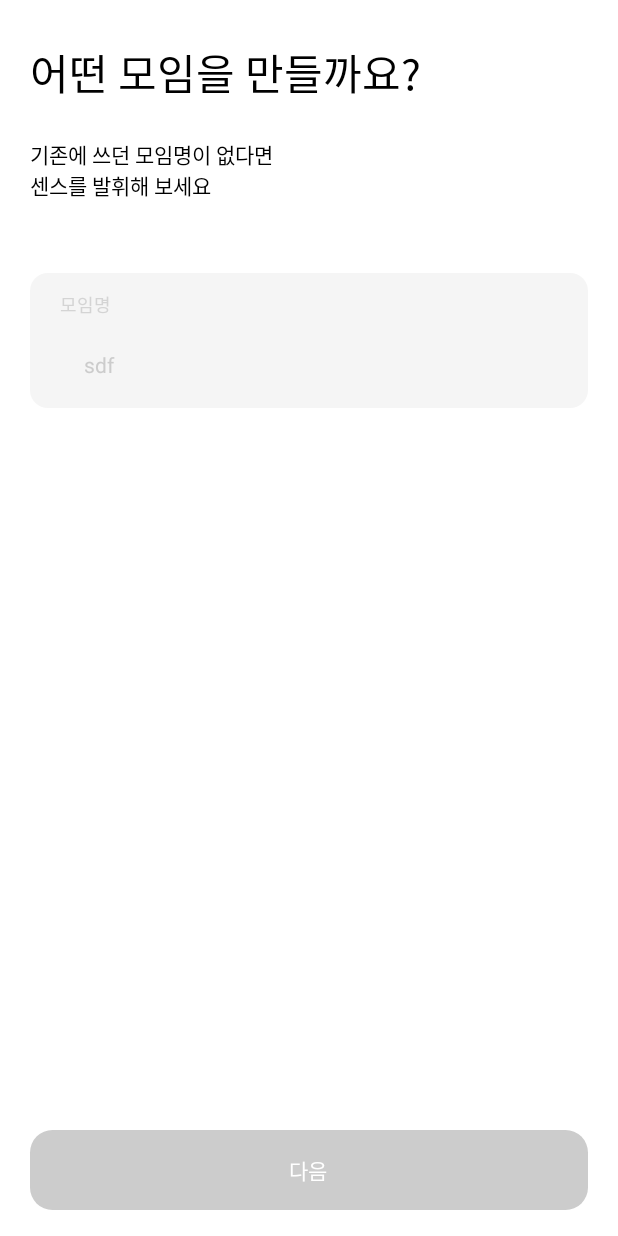
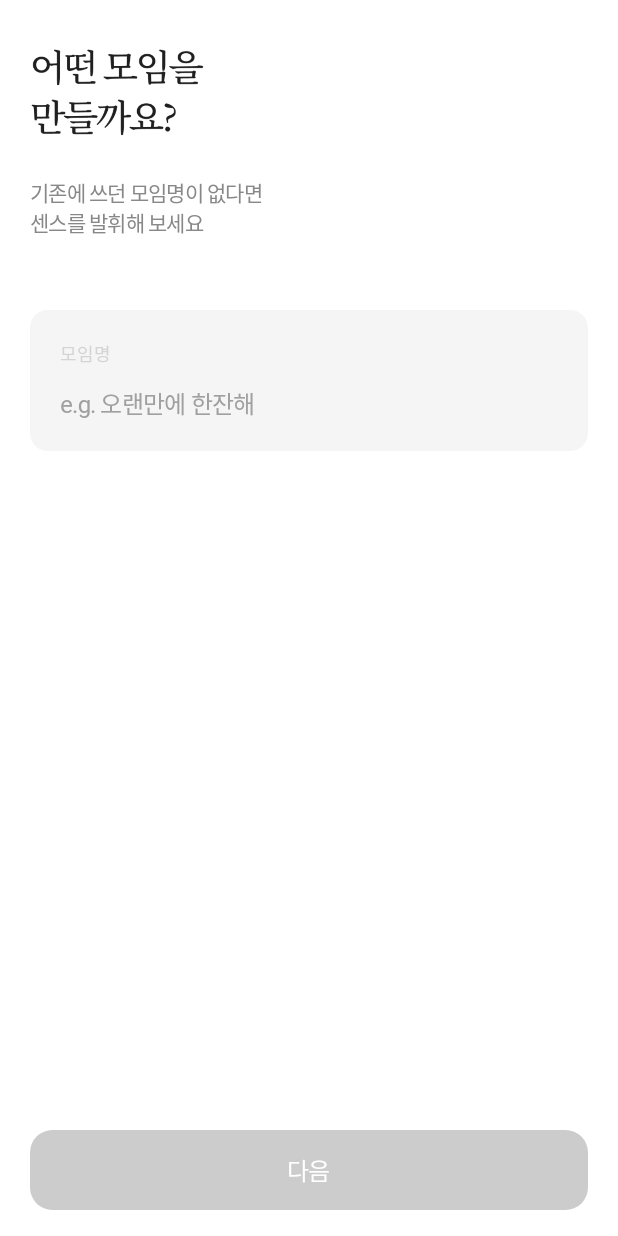
Before and after one commit to Nexters/tuk-android, an Android app built with Jetpack Compose: the @Preview function previewCreate, on a phone screen of 412 x 824 dp. Run offline under Robolectric (Android 15) with nearby library versions, the phone set to English and light mode, and no system bars; Roboto replaces fonts that are not available here.

```diff
--- a/core/designsystem/src/main/java/com/plottwist/core/designsystem/component/component/Button.kt
+++ b/core/designsystem/src/main/java/com/plottwist/core/designsystem/component/component/Button.kt
@@ -18,7 +18,7 @@ enum class TukButtonType(
     val containerColor: Color,
     val contentColor: Color = Color.White
 ) {
-    ACTIVE(containerColor = Color(0xFF4B0000)),         // 버건디
+    ACTIVE(containerColor = Color(0xFF4B0000)),
     SECONDARY(containerColor = Color.White, contentColor = Color.Black),
     DISABLED(containerColor = Color(0xFFE0E0E0), contentColor = Color(0xFF9E9E9E))
 }
--- a/feature/create_gathering/src/main/java/com/example/create_gathering/CreateGatheringScreen.kt
+++ b/feature/create_gathering/src/main/java/com/example/create_gathering/CreateGatheringScreen.kt
@@ -18,7 +18,7 @@ import com.example.create_gathering.page.CreateGatheringSelectOption
 import com.example.create_gathering.page.CreateGatheringSelectTags
 import com.plottwist.core.designsystem.R
 import com.plottwist.core.designsystem.component.TukTopAppBar
-import com.plottwist.core.ui.StableImage
+import com.plottwist.core.ui.component.StableImage
 
 @Composable
 fun CreateGatheringScreen(
--- a/feature/create_gathering/src/main/java/com/example/create_gathering/page/NameInputPage.kt
+++ b/feature/create_gathering/src/main/java/com/example/create_gathering/page/NameInputPage.kt
@@ -1,6 +1,7 @@
 package com.example.create_gathering.page
 
 import androidx.compose.foundation.background
+import androidx.compose.foundation.layout.Box
 import androidx.compose.foundation.layout.Column
 import androidx.compose.foundation.layout.Spacer
 import androidx.compose.foundation.layout.fillMaxSize
@@ -8,12 +9,10 @@ import androidx.compose.foundation.layout.fillMaxWidth
 import androidx.compose.foundation.layout.height
 import androidx.compose.foundation.layout.padding
 import androidx.compose.foundation.shape.RoundedCornerShape
+import androidx.compose.foundation.text.BasicTextField
 import androidx.compose.material3.Button
 import androidx.compose.material3.ButtonDefaults
-import androidx.compose.material3.MaterialTheme
 import androidx.compose.material3.Text
-import androidx.compose.material3.TextField
-import androidx.compose.material3.TextFieldDefaults
 import androidx.compose.runtime.Composable
 import androidx.compose.ui.Modifier
 import androidx.compose.ui.graphics.Color
@@ -21,6 +20,9 @@ import androidx.compose.ui.text.TextStyle
 import androidx.compose.ui.tooling.preview.Preview
 import androidx.compose.ui.unit.dp
 import androidx.compose.ui.unit.sp
+import com.example.create_gathering.R
+import com.plottwist.core.designsystem.foundation.type.TukPretendardTypography
+import com.plottwist.core.ui.component.StableImage
 
 @Composable
 fun CreateGatheringNameInput(
@@ -40,15 +42,16 @@ fun CreateGatheringNameInput(
         Spacer(modifier = Modifier.height(10.dp))
 
 
-        Text(
-            text = "어떤 모임을 만들까요?",
-            style = MaterialTheme.typography.headlineMedium
+        StableImage(
+            drawableResId = R.drawable.image_name_input_title
         )
 
         Spacer(modifier = Modifier.height(24.dp))
 
         Text(
             text = "기존에 쓰던 모임명이 없다면\n센스를 발휘해 보세요",
+            style = TukPretendardTypography.body14R,
+            color = Color(0xFF888888),
             modifier = Modifier.padding(bottom = 48.dp)
         )
 
@@ -56,43 +59,49 @@ fun CreateGatheringNameInput(
         Column(
             modifier = Modifier
                 .background(
-                    color = Color(0xFFF5F5F5), // 회색 배경
-                    shape = RoundedCornerShape(12.dp) // 둥근 모서리
+                    color = Color(0xFFF5F5F5),
+                    shape = RoundedCornerShape(12.dp)
                 )
-                .padding(start = 20.dp, end = 20.dp, top = 12.dp)
+                .padding(start = 20.dp, end = 20.dp, top = 20.dp, bottom = 20.dp)
                 .fillMaxWidth()
         ) {
             Text(
                 text = "모임명",
-                color = Color(0xcccccccc), // 연한 회색
+                color = Color(0xcccccccc),
                 fontSize = 12.sp
             )
 
             Spacer(modifier = Modifier.height(4.dp))
 
 
-            TextField(
+            BasicTextField(
                 value = value,
                 onValueChange = onValueChange,
-                placeholder = {
-                    Text(
-                        text = "e.g. 오랜만에 한잔해",
-                        color = Color(0xFFCCCCCC)
-                    )
-                },
-                colors = TextFieldDefaults.colors(
-                    focusedContainerColor = Color.Transparent,
-                    unfocusedContainerColor = Color.Transparent,
-                    disabledContainerColor = Color.Transparent,
-                    focusedIndicatorColor = Color.Transparent,
-                    unfocusedIndicatorColor = Color.Transparent,
-                    cursorColor = Color.Black,
-                    focusedTextColor = Color(0xFFCCCCCC),
-                    unfocusedTextColor = Color(0xFFCCCCCC)
+                singleLine = true,
+                textStyle = TextStyle(
+                    fontSize = 14.sp,
+                    color = Color(0xFFCCCCCC)
                 ),
-                modifier = Modifier.fillMaxWidth(),
-                textStyle = TextStyle(fontSize = 14.sp),
-                singleLine = true
+                modifier = Modifier
+                    .fillMaxWidth()
+                    .background(Color(0xFFF5F5F5), shape = RoundedCornerShape(6.dp))
+                    .padding(0.dp, top = 8.dp), // 외부 패딩
+                decorationBox = { innerTextField ->
+                    Box(
+                        modifier = Modifier
+                            .padding(horizontal = 0.dp, vertical = 0.dp) // 내부 패딩 제거
+                            .fillMaxWidth()
+                    ) {
+                        if (value.isEmpty()) {
+                            Text(
+                                text = "e.g. 오랜만에 한잔해",
+                                color = Color(0xFFA0A0A0),
+                                style = TukPretendardTypography.body16R
+                            )
+                        }
+                        innerTextField()
+                    }
+                }
             )
         }
 
@@ -108,7 +117,10 @@ fun CreateGatheringNameInput(
                 containerColor = Color(0xFFCCCCCC) // 버튼 배경색
             )
         ) {
-            Text("다음")
+            Text(
+                text = "다음",
+                style = TukPretendardTypography.body16R
+            )
         }
 
 
@@ -118,5 +130,5 @@ fun CreateGatheringNameInput(
 @Composable
 @Preview(showBackground = true)
 fun previewCreate() {
-    CreateGatheringNameInput("sdf", {}) { }
+    CreateGatheringNameInput("", {}) { }
 }
```
Also changed, not shown: core/designsystem/src/main/java/com/plottwist/core/designsystem/foundation/type/PretendardType.kt (+21 -0 lines), feature/create_gathering/src/main/java/com/example/create_gathering/page/FrequencyPage.kt (+135 -16 lines), feature/create_gathering/src/main/res/drawable/image_frequency_title.png (added), feature/create_gathering/src/main/res/drawable/image_name_input_title.png.
